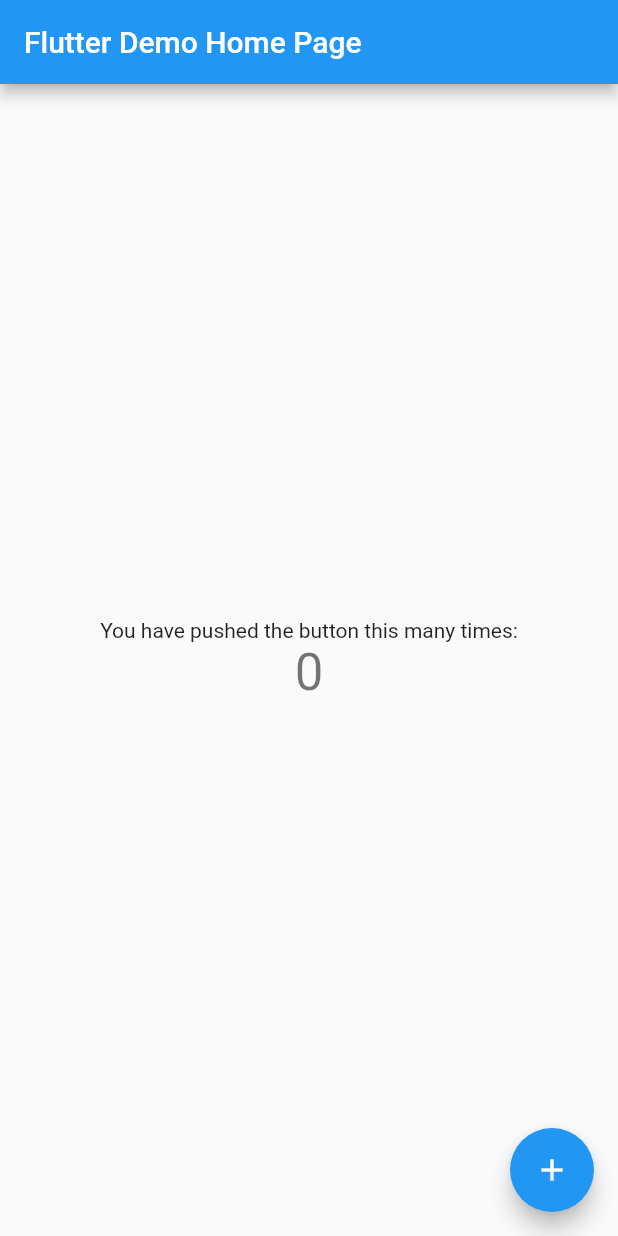
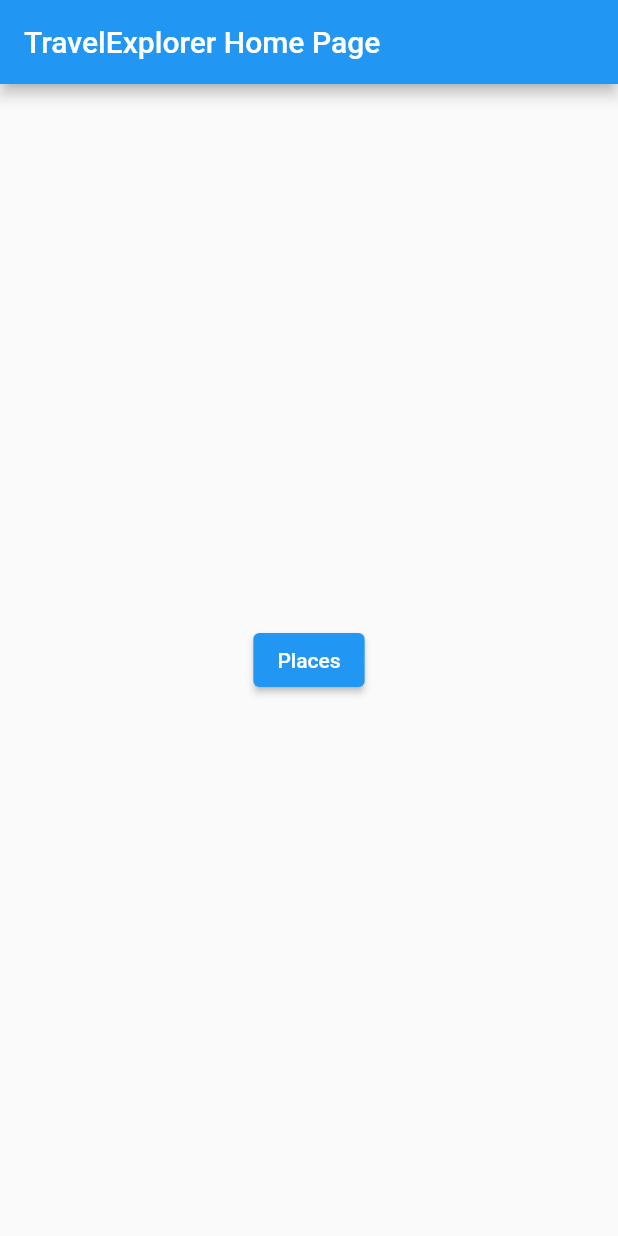
Before and after one commit to sagarreddypatil/hackexeter-travel-app, a Flutter app: the screen it shows after launch, on a phone screen of 412 x 824 dp. Run offline on Flutter 3.47's test engine with Material 2 defaults, Android fonts, the phone set to English and light mode, and no system bars.

```diff
--- a/frontend/lib/main.dart
+++ b/frontend/lib/main.dart
@@ -1,4 +1,5 @@
 import 'package:flutter/material.dart';
+import 'places.dart';
 
 void main() {
   runApp(MyApp());
@@ -8,11 +9,11 @@ class MyApp extends StatelessWidget {
   @override
   Widget build(BuildContext context) {
     return MaterialApp(
-      title: 'Flutter Demo',
+      title: 'TravelExplorer',
       theme: ThemeData(
         primarySwatch: Colors.blue,
       ),
-      home: MyHomePage(title: 'Flutter Demo Home Page'),
+      home: MyHomePage(title: 'TravelExplorer Home Page'),
     );
   }
 }
@@ -26,18 +27,11 @@ class MyHomePage extends StatefulWidget {
 }
 
 class _MyHomePageState extends State<MyHomePage> {
-  int _counter = 0;
-
-  void _incrementCounter() {
-    setState(() {
-      _counter++;
-    });
-  }
-
-  void _decrementCounter() {
-    setState(() {
-      _counter--;
-    });
+  void goToPlacesPage() {
+    Navigator.push(
+      context,
+      MaterialPageRoute(builder: (context) => PlacesPage()),
+    );
   }
 
   @override
@@ -47,23 +41,12 @@ class _MyHomePageState extends State<MyHomePage> {
         title: Text(widget.title!),
       ),
       body: Center(
-        child: Column(
-          mainAxisAlignment: MainAxisAlignment.center,
-          children: <Widget>[
-            Text(
-              'You have pushed the button this many times:',
-            ),
-            Text(
-              '$_counter',
-              style: Theme.of(context).textTheme.headline4,
-            ),
-          ],
+        child: ElevatedButton(
+          child: Text('Places'),
+          onPressed: () {
+            goToPlacesPage();
+          },
         ),
-      ),
-      floatingActionButton: FloatingActionButton(
-        onPressed: _incrementCounter,
-        tooltip: 'Increment',
-        child: Icon(Icons.add),
       ),
     );
   }
```
